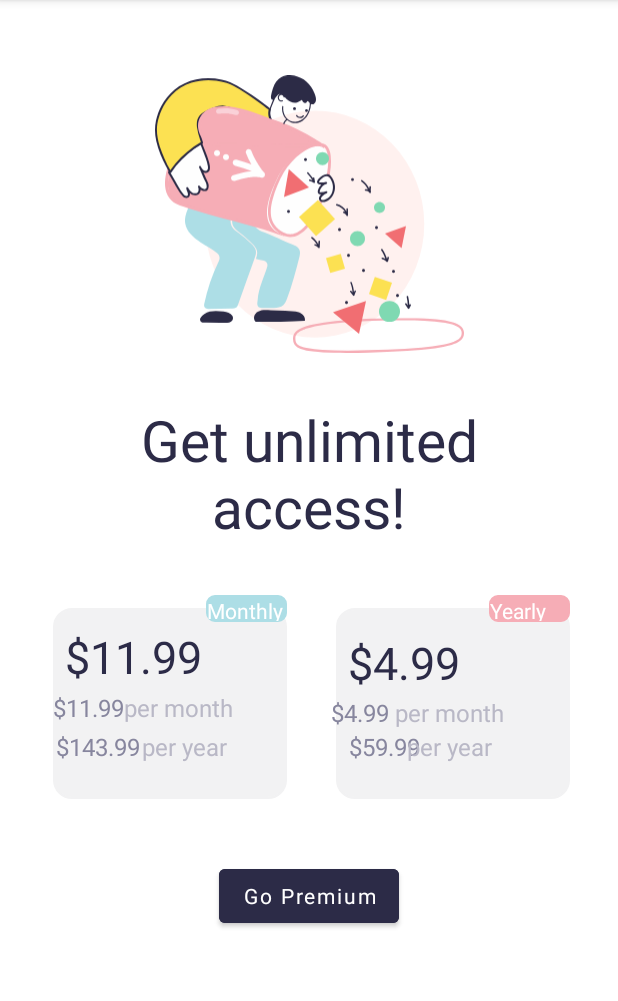
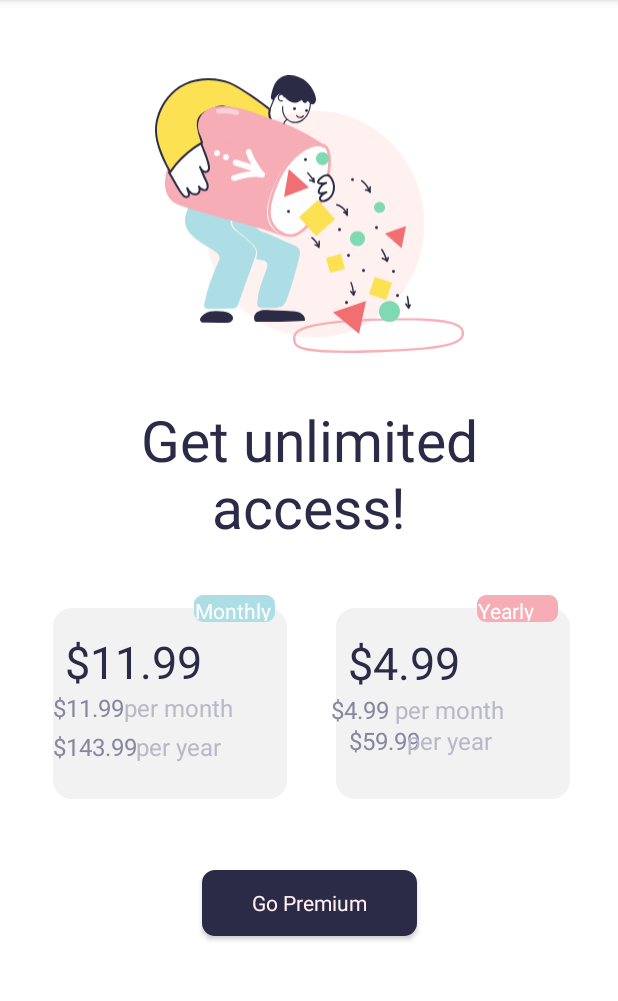
Before and after one commit to beyzaaydemir/BootCamp3, an Android app: the PremiumActivity screen opened directly, with no data from a screen before it, on a phone screen of 412 x 824 dp, the part 84-1085 px from its top. Run offline under Robolectric (Android 15) with nearby library versions, the phone set to English and light mode, and no system bars; Roboto replaces fonts that are not available here.

Commit message:
Tasarımların son hali

```diff
--- /dev/null
+++ b/app/src/main/res/drawable/rounded_button.xml
@@ -0,0 +1,16 @@
+<?xml version="1.0" encoding="utf-8"?>
+<shape xmlns:android="http://schemas.android.com/apk/res/android" >
+    <stroke
+        android:width="1dp"
+        android:color="#F2F2F3" />
+
+    <solid android:color="#2C2B47" />
+
+    <padding
+        android:left="1dp"
+        android:right="1dp"
+        android:bottom="1dp"
+        android:top="1dp" />
+
+    <corners android:radius="8dp" />
+</shape>
--- a/app/src/main/res/layout/activity_premium.xml
+++ b/app/src/main/res/layout/activity_premium.xml
@@ -30,21 +30,23 @@
         app:layout_constraintStart_toStartOf="@+id/imageView3"
         app:layout_constraintTop_toBottomOf="@+id/imageView3" />
 
-    <Button
+    <androidx.appcompat.widget.AppCompatButton
         android:id="@+id/button3"
-        android:layout_width="wrap_content"
-        android:layout_height="wrap_content"
+        android:layout_width="143dp"
+        android:layout_height="44dp"
         android:layout_marginTop="168dp"
+        android:background="@drawable/rounded_button"
         android:backgroundTint="#2C2B47"
         android:fontFamily="@font/acme"
         android:text="Go Premium"
         android:textAllCaps="false"
+        android:textColor="#FFF1EF"
         app:layout_constraintBottom_toBottomOf="parent"
         app:layout_constraintEnd_toEndOf="@+id/textView6"
         app:layout_constraintHorizontal_bias="0.493"
         app:layout_constraintStart_toStartOf="@+id/textView5"
         app:layout_constraintTop_toBottomOf="@+id/textView"
-        app:layout_constraintVertical_bias="0.213" />
+        app:layout_constraintVertical_bias="0.246" />
 
     <TextView
         android:id="@+id/textView5"
@@ -73,6 +75,7 @@
         android:id="@+id/textView13"
         android:layout_width="54dp"
         android:layout_height="18dp"
+        android:layout_marginEnd="8dp"
         android:layout_marginBottom="4dp"
         android:background="@drawable/rounded_corner_blue"
         android:fontFamily="@font/acme"
@@ -81,12 +84,13 @@
         app:layout_constraintBottom_toTopOf="@+id/textView5"
         app:layout_constraintEnd_toEndOf="@+id/textView5"
         app:layout_constraintTop_toTopOf="@+id/textView5"
-        app:layout_constraintVertical_bias="0.0" />
+        app:layout_constraintVertical_bias="0.09" />
 
     <TextView
         android:id="@+id/textView14"
         android:layout_width="54dp"
         android:layout_height="18dp"
+        android:layout_marginEnd="8dp"
         android:background="@drawable/rounded_corner_pink"
         android:fontFamily="@font/acme"
         android:text="Yearly"
@@ -101,6 +105,7 @@
         android:layout_height="wrap_content"
         android:fontFamily="@font/acme"
         android:text="$11.99"
+        android:layout_marginTop="16dp"
         android:textColor="#2C2B47"
         android:textSize="30sp"
         app:layout_constraintBottom_toTopOf="@+id/textView18"
@@ -162,14 +167,14 @@
         android:textSize="16sp"
         app:layout_constraintBottom_toBottomOf="@+id/textView5"
         app:layout_constraintEnd_toStartOf="@+id/textView21"
-        app:layout_constraintHorizontal_bias="0.647"
+        app:layout_constraintHorizontal_bias="0.846"
         app:layout_constraintStart_toStartOf="@+id/textView5" />
 
     <TextView
         android:id="@+id/textView21"
         android:layout_width="wrap_content"
         android:layout_height="wrap_content"
-        android:layout_marginEnd="40dp"
+        android:layout_marginEnd="44dp"
         android:layout_marginBottom="24dp"
         android:fontFamily="@font/acme"
         android:text="per year"
@@ -191,7 +196,7 @@
         app:layout_constraintHorizontal_bias="1.0"
         app:layout_constraintStart_toStartOf="@+id/textView6"
         app:layout_constraintTop_toBottomOf="@+id/textView16"
-        app:layout_constraintVertical_bias="0.714" />
+        app:layout_constraintVertical_bias="0.0" />
 
     <TextView
         android:id="@+id/textView23"
@@ -205,13 +210,13 @@
         app:layout_constraintBottom_toTopOf="@+id/textView25"
         app:layout_constraintEnd_toEndOf="@+id/textView6"
         app:layout_constraintTop_toBottomOf="@+id/textView16"
-        app:layout_constraintVertical_bias="0.636" />
+        app:layout_constraintVertical_bias="0.0" />
 
     <TextView
         android:id="@+id/textView24"
         android:layout_width="wrap_content"
         android:layout_height="wrap_content"
-        android:layout_marginBottom="24dp"
+        android:layout_marginBottom="28dp"
         android:fontFamily="@font/acme"
         android:text="$59.99"
         android:textColor="#87869E"
@@ -226,7 +231,7 @@
         android:layout_width="wrap_content"
         android:layout_height="wrap_content"
         android:layout_marginEnd="52dp"
-        android:layout_marginBottom="24dp"
+        android:layout_marginBottom="28dp"
         android:fontFamily="@font/acme"
         android:text=" per year"
         android:textColor="#B9B8C6"
```
Also changed, not shown: app/src/main/res/layout/activity_main.xml (+12 -9 lines), app/src/main/res/layout/activity_start.xml (+8 -6 lines).
